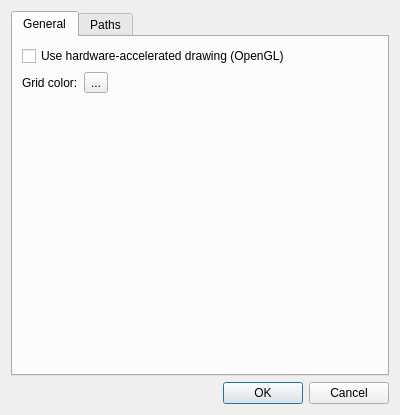
timbaker/pzworlded, file src/editor/preferencesdialog.ui: the form before one commit.
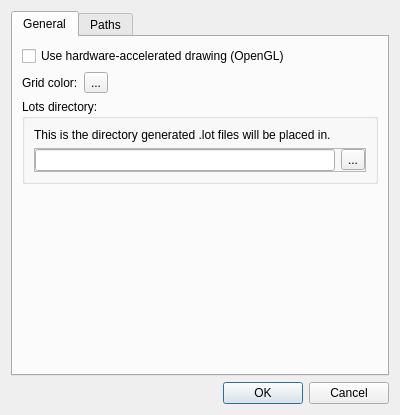
The form after the commit. Icons and pictures are not drawn. Custom widgets are drawn as their Qt base class.

The edit to the form file:
```diff
--- a/src/editor/preferencesdialog.ui
+++ b/src/editor/preferencesdialog.ui
@@ -67,6 +67,51 @@
          </layout>
         </widget>
        </item>
+       <item>
+        <widget class="QGroupBox" name="groupBox_2">
+         <property name="title">
+          <string>Lots directory:</string>
+         </property>
+         <layout class="QVBoxLayout" name="verticalLayout_5">
+          <item>
+           <widget class="QLabel" name="lotsDirLabel">
+            <property name="text">
+             <string>This is the directory generated .lot files will be placed in.</string>
+            </property>
+           </widget>
+          </item>
+          <item>
+           <widget class="QFrame" name="frame_2">
+            <property name="frameShape">
+             <enum>QFrame::StyledPanel</enum>
+            </property>
+            <property name="frameShadow">
+             <enum>QFrame::Raised</enum>
+            </property>
+            <layout class="QHBoxLayout" name="horizontalLayout_4">
+             <property name="margin">
+              <number>0</number>
+             </property>
+             <item>
+              <widget class="QLineEdit" name="lotsDirEdit">
+               <property name="readOnly">
+                <bool>true</bool>
+               </property>
+              </widget>
+             </item>
+             <item>
+              <widget class="QToolButton" name="lotsDirBrowse">
+               <property name="text">
+                <string>...</string>
+               </property>
+              </widget>
+             </item>
+            </layout>
+           </widget>
+          </item>
+         </layout>
+        </widget>
+       </item>
        <item>
         <spacer name="verticalSpacer">
          <property name="orientation">
```
